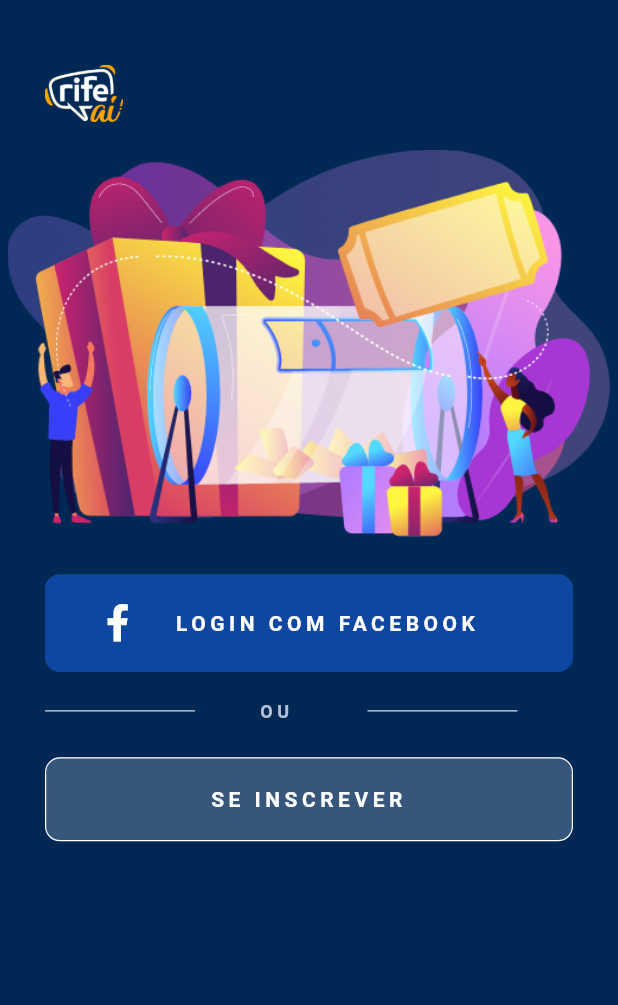
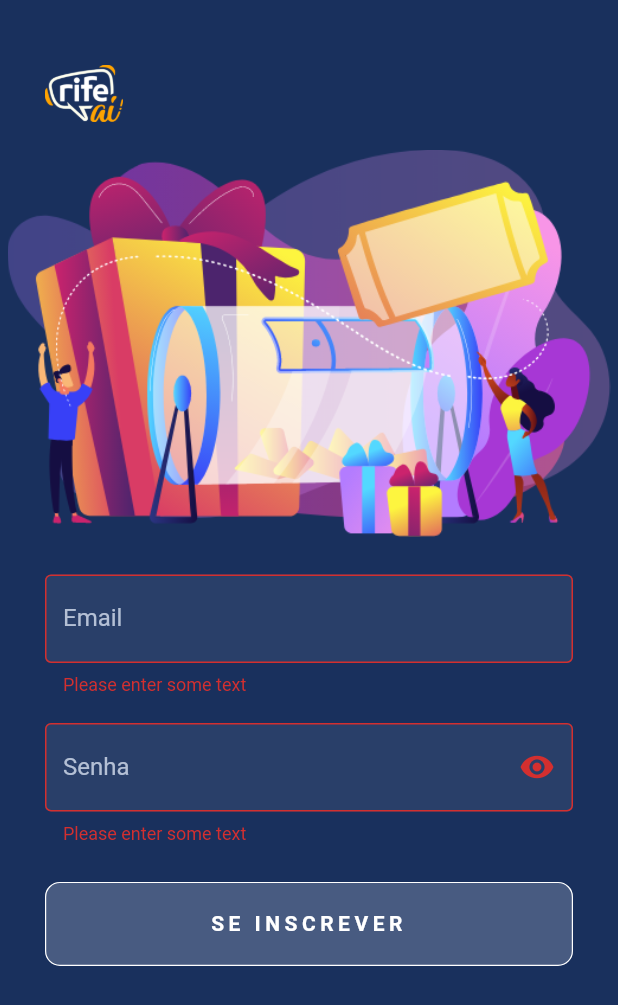
Before and after one commit to rodrigogalhardo/refe_ai, a Flutter app: the LoginScreen screen opened directly, after a tap on "SE INSCREVER", on a phone screen of 412 x 824 dp. Shown: the top 1005 px of the screen. Run offline on Flutter 3.47's test engine with Material 2 defaults, Android fonts, the phone set to English and light mode, and no system bars; our stand-ins replace font_awesome_flutter, splashscreen.

Commit message:
tela de login estilizada

```diff
--- a/lib/views/Login/Login.dart
+++ b/lib/views/Login/Login.dart
@@ -8,17 +8,32 @@ class LoginScreen extends StatefulWidget {
 }
 
 class _LoginScreenState extends State<LoginScreen> {
+  final _formKey = GlobalKey<FormState>();
+  bool _obscuredText = true;
+
   @override
   Widget build(BuildContext context) {
-    return new Container(
+    return Scaffold(
+      resizeToAvoidBottomInset: true,
+      body: new Container(
+        child: Form(
+          key: _formKey,
+          child: Container(
             height: MediaQuery.of(context).size.height,
             decoration: BoxDecoration(
-        color: deepBlue,
+              color: mediumBlue,
             ),
+            child: new SingleChildScrollView(
+              scrollDirection: Axis.vertical,
+              child: new ConstrainedBox(
+                constraints: new BoxConstraints(),
                 child: new Column(
+                  mainAxisAlignment: MainAxisAlignment.center,
+                  crossAxisAlignment: CrossAxisAlignment.center,
                   children: <Widget>[
                     Container(
-            padding: EdgeInsets.only(top: 35.0, bottom: 0.0, right: 300.0),
+                      padding:
+                          EdgeInsets.only(top: 35.0, bottom: 0.0, right: 300.0),
                       child: Image.asset(
                         'assets/images/rifeai_logo@2x.png',
                         height: 54.69,
@@ -36,113 +51,152 @@ class _LoginScreenState extends State<LoginScreen> {
                         ),
                       ),
                     ),
+                    //Form
                     Container(
                       width: MediaQuery.of(context).size.width,
                       margin: const EdgeInsets.only(
-                left: 30.0, right: 30.0, top: 25.0, bottom: 10.0),
+                          left: 30.0, right: 30.0, top: 25.0),
+                      alignment: Alignment.center,
+                      child: Column(
+                        crossAxisAlignment: CrossAxisAlignment.start,
+                        children: <Widget>[
+                          TextFormField(
+                            validator: (value) {
+                              if (value.isEmpty) {
+                                return 'Please enter some text';
+                              }
+                              return null;
+                            },
+                            style: TextStyle(
+                              color: transparentButton,
+                            ),
+                            decoration: InputDecoration(
+                              counterText: "",
+                              hintStyle: TextStyle(
+                                color: transparentButton,
+                              ),
+                              enabledBorder: OutlineInputBorder(
+                                borderRadius: new BorderRadius.circular(10.0),
+                                borderSide: BorderSide(
+                                  color:
+                                      transparentButton, //Color of the border
+                                  style:
+                                      BorderStyle.solid, //Style of the border
+                                  width: 0.8, //width of the border
+                                ),
+                              ),
+                              filled: true,
+                              labelText: "Email",
+                              labelStyle: TextStyle(
+                                color: transparentButton,
+                              ),
+                              fillColor: transparentButton.withOpacity(0.1),
+                              hoverColor: transparentButton,
+                              focusColor: transparentButton,
+                              focusedBorder: OutlineInputBorder(
+                                borderRadius: new BorderRadius.circular(10.0),
+                                borderSide: BorderSide(
+                                  color:
+                                      transparentButton, //Color of the border
+                                  style:
+                                      BorderStyle.solid, //Style of the border
+                                  width: 0.8, //width of the border
+                                ),
+                              ),
+                              border: OutlineInputBorder(),
+                            ),
+                          ),
+                          SizedBox(
+                            height: 18.0,
+                          ),
+                          TextFormField(
+                            validator: (value) {
+                              if (value.isEmpty) {
+                                return 'Please enter some text';
+                              }
+                              return null;
+                            },
+                            obscureText: _obscuredText,
+                            maxLength: 8,
+                            style: TextStyle(
+                              color: transparentButton,
+                            ),
+                            decoration: InputDecoration(
+                              counterText: "",
+                              hintStyle: TextStyle(
+                                color: transparentButton,
+                              ),
+                              suffixIcon: new GestureDetector(
+                                onTap: () {
+                                  setState(() {
+                                    _obscuredText = !_obscuredText;
+                                  });
+                                },
+                                child: new Icon(_obscuredText
+                                    ? Icons.visibility
+                                    : Icons.visibility_off),
+                              ),
+                              enabledBorder: OutlineInputBorder(
+                                borderRadius: new BorderRadius.circular(10.0),
+                                borderSide: BorderSide(
+                                  color:
+                                      transparentButton, //Color of the border
+                                  style:
+                                      BorderStyle.solid, //Style of the border
+                                  width: 0.8, //width of the border
+                                ),
+                              ),
+                              filled: true,
+                              labelText: "Senha",
+                              labelStyle: TextStyle(
+                                color: transparentButton,
+                              ),
+                              fillColor: transparentButton.withOpacity(0.1),
+                              hoverColor: transparentButton,
+                              focusColor: transparentButton,
+                              focusedBorder: OutlineInputBorder(
+                                borderRadius: new BorderRadius.circular(10.0),
+                                borderSide: BorderSide(
+                                  color:
+                                      transparentButton, //Color of the border
+                                  style:
+                                      BorderStyle.solid, //Style of the border
+                                  width: 0.8, //width of the border
+                                ),
+                              ),
+                              border: OutlineInputBorder(),
+                            ),
+                          ),
+                        ],
+                      ),
+                    ),
+                    //
+                    Container(
+                      width: MediaQuery.of(context).size.width,
+                      margin: const EdgeInsets.only(
+                          left: 30.0, right: 30.0, top: 25.0),
                       alignment: Alignment.center,
                       child: new Row(
                         children: <Widget>[
                           new Expanded(
                             child: new FlatButton(
-                    shape: new RoundedRectangleBorder(
-                      borderRadius: new BorderRadius.circular(10.0),
-                      side: BorderSide(
-                        color: Colors.blue[900], //Color of the border
-                        style: BorderStyle.solid, //Style of the border
-                        width: 0.8, //width of the border
-                      ),
-                    ),
-                    color: Colors.blue[900],
-                    onPressed: () => {},
-                    child: new Container(
-                      padding: const EdgeInsets.symmetric(
-                        vertical: 20.0,
-                        horizontal: 20.0,
-                      ),
-                      child: new Row(
-                        mainAxisAlignment: MainAxisAlignment.center,
-                        children: <Widget>[
-                          new Icon(
-                            FontAwesomeIcons.facebookF,
-                            color: Colors.white,
-                            size: 25.0,
-                          ),
-                          new Expanded(
-                            child: Text(
-                              "LOGIN COM FACEBOOK",
-                              textAlign: TextAlign.center,
-                              style: TextStyle(
-                                color: Colors.white,
-                                fontWeight: FontWeight.bold,
-                                letterSpacing: 3.0,
-                              ),
-                            ),
-                          ),
-                        ],
-                      ),
-                    ),
-                  ),
-                ),
-              ],
-            ),
-          ),
-          Container(
-            width: MediaQuery.of(context).size.width,
-            margin: const EdgeInsets.only(top: 10.0, left: 30.0, right: 30.0),
-            alignment: Alignment.center,
-            child: Row(
-              children: <Widget>[
-                Container(
-                  decoration: BoxDecoration(
-                    color: transparentButton,
-                  ),
-                  width: 100.0,
-                  height: 1.0,
-                  margin: EdgeInsets.only(right: 42.0),
-                ),
-                Container(
-                  width: 25.0,
-                  height: 11.9,
-                  child: Text(
-                    "OU",
-                    style: TextStyle(
-                      fontSize: 12.0,
-                      letterSpacing: 3.0,
-                      color: transparentButton,
-                      fontWeight: FontWeight.bold,
-                    ),
-                  ),
-                ),
-                Container(
-                  decoration: BoxDecoration(
-                    color: transparentButton,
-                  ),
-                  width: 100.0,
-                  height: 1.0,
-                  margin: EdgeInsets.only(left: 48.0),
-                ),
-              ],
-            ),
-          ),
-          Container(
-            width: MediaQuery.of(context).size.width,
-            margin: const EdgeInsets.only(left: 30.0, right: 30.0, top: 25.0),
-            alignment: Alignment.center,
-            child: new Row(
-              children: <Widget>[
-                new Expanded(
-                  child: new FlatButton(
+                              onPressed: () {
+                                // Validate will return true if the form is valid, or false if
+                                // the form is invalid.
+                                if (_formKey.currentState.validate()) {
+                                  // Process data.
+                                }
+                              },
                               shape: new RoundedRectangleBorder(
                                 borderRadius: new BorderRadius.circular(10.0),
                                 side: BorderSide(
                                   color: Colors.white, //Color of the border
-                        style: BorderStyle.solid, //Style of the border
+                                  style:
+                                      BorderStyle.solid, //Style of the border
                                   width: 0.8, //width of the border
                                 ),
                               ),
                               color: transparentButton.withOpacity(0.3),
-                    onPressed: () => {},
                               child: new Container(
                                 padding: const EdgeInsets.symmetric(
                                   vertical: 20.0,
@@ -167,11 +221,17 @@ class _LoginScreenState extends State<LoginScreen> {
                               ),
                             ),
                           ),
+                          //Form
                         ],
                       ),
                     ),
                   ],
                 ),
+              ),
+            ),
+          ),
+        ),
+      ),
     );
   }
 }
--- a/lib/views/shared/ScaffoldScreen.dart
+++ b/lib/views/shared/ScaffoldScreen.dart
@@ -18,7 +18,7 @@ class MyScaffold extends StatelessWidget {
         child: body,
       ),
       appBar: AppBar(
-        backgroundColor: deepBlue,
+        backgroundColor: mediumBlue,
         elevation: 0,
         automaticallyImplyLeading: true,
         //`true` if you want Flutter to automatically add Back Button when needed,
```
Lines whose indentation alone changed are shown as unchanged.
